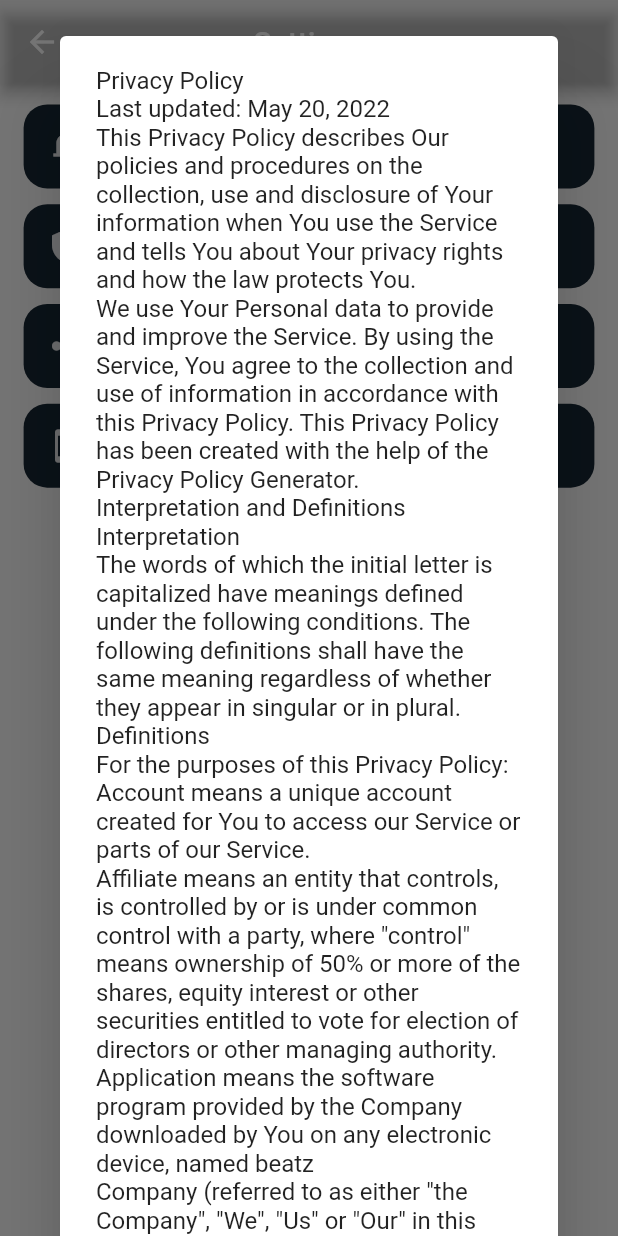
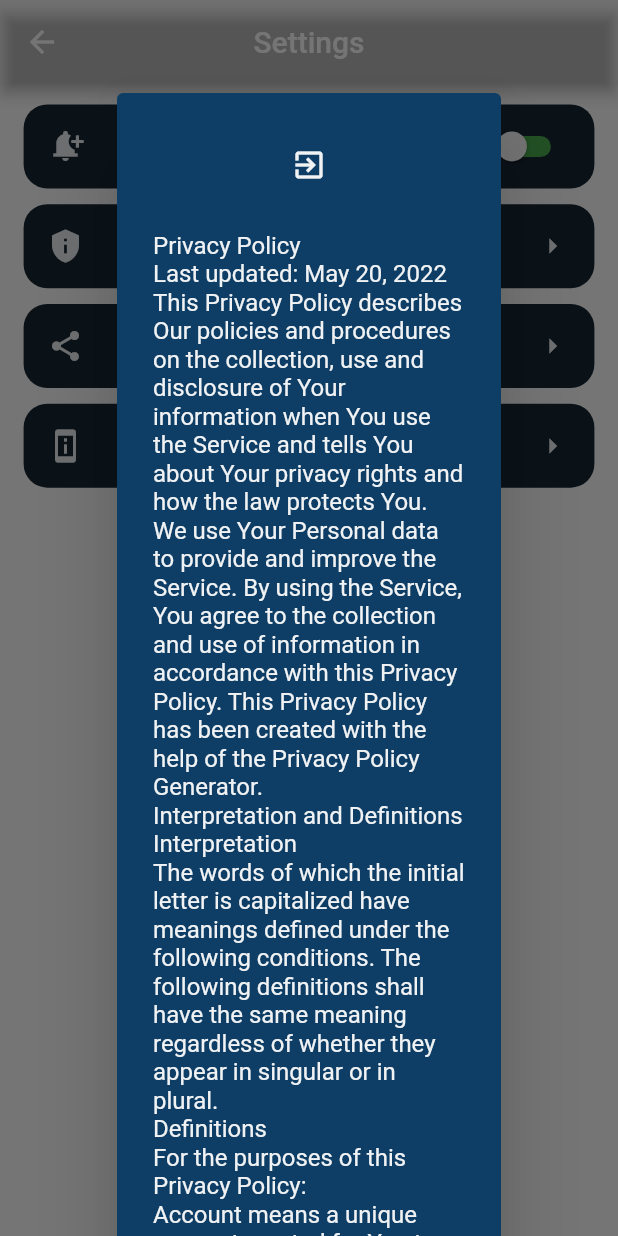
Before and after one commit to salsalvm/music, a Flutter app: the SettingsScreen screen opened directly, after a tap on "Privacy and Policy", on a phone screen of 412 x 824 dp. Run offline on Flutter 3.47's test engine with Material 2 defaults, Android fonts, the phone set to English and light mode, and no system bars; our stand-ins replace assets_audio_player, audio_video_progress_bar, eva_icons_flutter, flutter_screenutil, hive, hive_flutter and 3 more; accounts and stored records are empty.

Commit message:
key generates

```diff
--- a/lib/module_3/setting_screen.dart
+++ b/lib/module_3/setting_screen.dart
@@ -35,9 +35,7 @@ class _SettingsScreenState extends State<SettingsScreen> {
           Settings(
             leadIcon: Icons.notification_add,
             text: 'Notification',
-            onTap: () {
-
-            },
+            onTap: () {},
             trialing: Switch(
               activeColor: textWhite,
               inactiveTrackColor: Colors.green,
@@ -55,9 +53,29 @@ class _SettingsScreenState extends State<SettingsScreen> {
             leadIcon: Icons.privacy_tip,
             text: 'Privacy and Policy',
             onTap: () {
-              showDialog(context: context, builder: (context){
-                return SingleChildScrollView(child: AlertDialog(content: Text(policy),));
-              });
+              showDialog(
+                  context: context,
+                  builder: (context) {
+                    return SingleChildScrollView(
+                        child: Padding(
+                      padding: const EdgeInsets.all(38.0),
+                      child: AlertDialog(
+                        title: IconButton(
+                            onPressed: () {
+                              Navigator.pop(context);
+                            },
+                            icon: Icon(
+                              Icons.exit_to_app,
+                              color: textWhite,
+                            )),
+                        backgroundColor: darkBlue,
+                        content: Text(
+                          policy,
+                          style: TextStyle(color: textWhite),
+                        ),
+                      ),
+                    ));
+                  });
             },
             trialing: Icon(
               Icons.arrow_right,
@@ -103,8 +121,10 @@ class _SettingsScreenState extends State<SettingsScreen> {
         ]),
       )),
     );
-  }}
- String policy='''
+  }
+}
+
+String policy = '''
 Privacy Policy
 Last updated: May 20, 2022
 This Privacy Policy describes Our policies and procedures on the collection, use and disclosure of Your information when You use the Service and tells You about Your privacy rights and how the law protects You.
```
